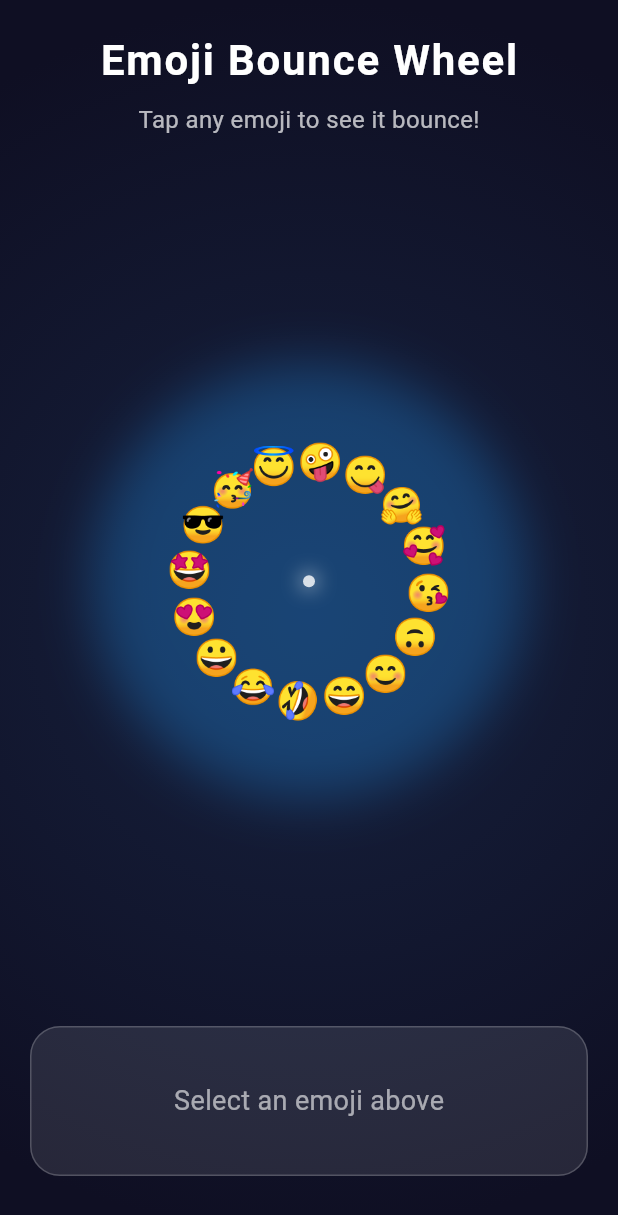
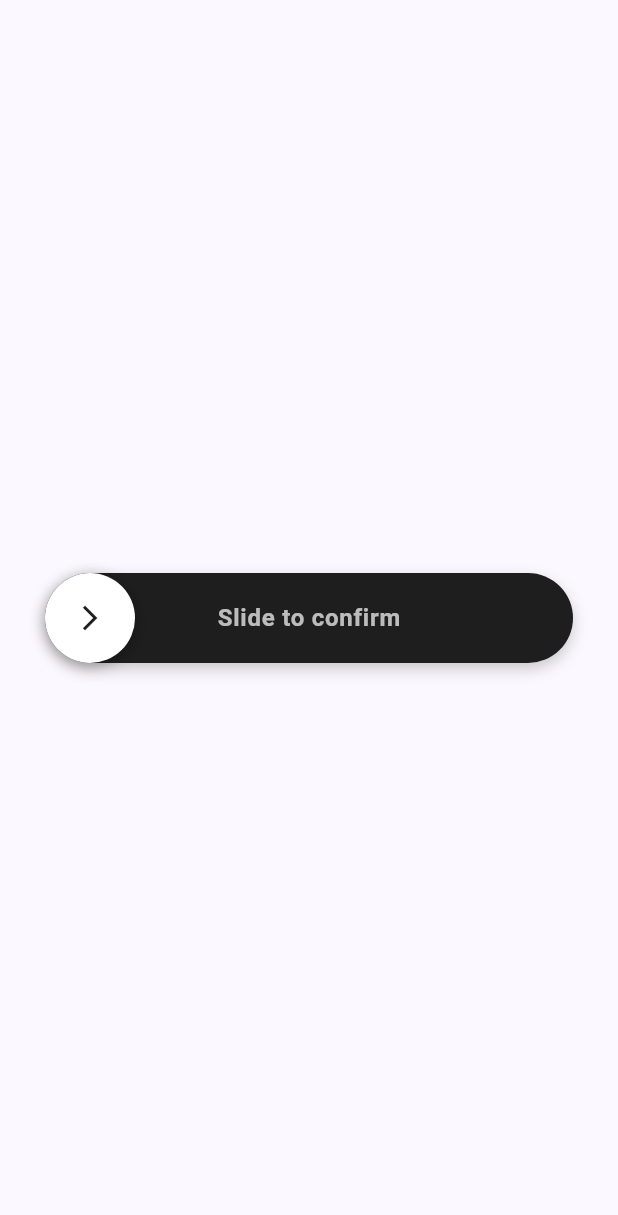
Before and after one commit to pksunny/flutter-ui-and-animations, a Flutter app: the screen it shows after launch, on a phone screen of 412 x 824 dp. Shown: the top 1215 px of the screen. Run offline on Flutter 3.47's test engine with Material 3 defaults, Android fonts, the phone set to English and light mode, and no system bars; our stand-ins replace font_awesome_flutter.

Commit message:
Slide to Confirm Action Bar Animation Added at Index #25

```diff
--- a/lib/main.dart
+++ b/lib/main.dart
@@ -13,6 +13,7 @@ import 'package:futurecore_codex/screens/21-origami-fold-ui/origami_fold_ui_scre
 import 'package:futurecore_codex/screens/22-ink-drop-navigation/ink_drop_navigation_screen.dart';
 import 'package:futurecore_codex/screens/23-wave-hand/wave_hand_screen.dart';
 import 'package:futurecore_codex/screens/24-emoji-bounce-wheel/emoji_bounce_wheel_screen.dart';
+import 'package:futurecore_codex/screens/25-slide-to-confirm-action-bar/slide_to_confirm_action_bar_screen.dart';
 import 'package:futurecore_codex/screens/3-six_nill/six_nill_screen.dart';
 import 'package:futurecore_codex/screens/4-rabbit_loading_animation/rabbit_animations_screen.dart';
 import 'package:futurecore_codex/screens/5-deadline_loading_animation%20copy/deadline_animations_screen.dart';
@@ -41,7 +42,7 @@ class MyApp extends StatelessWidget {
         ),
         useMaterial3: true,
       ),
-      home:  EmojiBounceWheelScreen()
+      home:  SlideToConfirmActionBar()
     );
   }
 }
--- /dev/null
+++ b/lib/screens/25-slide-to-confirm-action-bar/slide_to_confirm_action_bar_screen.dart
@@ -0,0 +1,476 @@
+import 'package:flutter/material.dart';
+import 'package:flutter/services.dart';
+
+class SlideToConfirmActionBar extends StatefulWidget {
+  final String text;
+  final String confirmText;
+  final VoidCallback? onConfirm;
+  final Color backgroundColor;
+  final Color thumbColor;
+  final Color textColor;
+  final Color confirmColor;
+  final double height;
+  final double borderRadius;
+  final IconData icon;
+  final Duration animationDuration;
+  final bool enabled;
+
+  const SlideToConfirmActionBar({
+    Key? key,
+    this.text = 'Slide to confirm',
+    this.confirmText = 'Confirmed!',
+    this.onConfirm,
+    this.backgroundColor = const Color(0xFF1E1E1E),
+    this.thumbColor = Colors.white,
+    this.textColor = Colors.white70,
+    this.confirmColor = const Color(0xFF4CAF50),
+    this.height = 60.0,
+    this.borderRadius = 30.0,
+    this.icon = Icons.arrow_forward_ios,
+    this.animationDuration = const Duration(milliseconds: 300),
+    this.enabled = true,
+  }) : super(key: key);
+
+  @override
+  State<SlideToConfirmActionBar> createState() => _SlideToConfirmActionBarState();
+}
+
+class _SlideToConfirmActionBarState extends State<SlideToConfirmActionBar>
+    with TickerProviderStateMixin {
+  late AnimationController _slideController;
+  late AnimationController _successController;
+  late AnimationController _pulseController;
+  late AnimationController _shimmerController;
+
+  late Animation<double> _slideAnimation;
+  late Animation<double> _successAnimation;
+  late Animation<double> _pulseAnimation;
+  late Animation<double> _shimmerAnimation;
+  late Animation<Color?> _colorAnimation;
+
+  bool _isSliding = false;
+  bool _isConfirmed = false;
+  double _dragPosition = 0.0;
+
+  @override
+  void initState() {
+    super.initState();
+
+    _slideController = AnimationController(
+      duration: widget.animationDuration,
+      vsync: this,
+    );
+
+    _successController = AnimationController(
+      duration: const Duration(milliseconds: 800),
+      vsync: this,
+    );
+
+    _pulseController = AnimationController(
+      duration: const Duration(milliseconds: 1500),
+      vsync: this,
+    );
+
+    _shimmerController = AnimationController(
+      duration: const Duration(milliseconds: 2000),
+      vsync: this,
+    );
+
+    _slideAnimation = Tween<double>(
+      begin: 0.0,
+      end: 1.0,
+    ).animate(CurvedAnimation(
+      parent: _slideController,
+      curve: Curves.easeInOut,
+    ));
+
+    _successAnimation = Tween<double>(
+      begin: 0.0,
+      end: 1.0,
+    ).animate(CurvedAnimation(
+      parent: _successController,
+      curve: Curves.elasticOut,
+    ));
+
+    _pulseAnimation = Tween<double>(
+      begin: 1.0,
+      end: 1.1,
+    ).animate(CurvedAnimation(
+      parent: _pulseController,
+      curve: Curves.easeInOut,
+    ));
+
+    _shimmerAnimation = Tween<double>(
+      begin: -1.0,
+      end: 2.0,
+    ).animate(CurvedAnimation(
+      parent: _shimmerController,
+      curve: Curves.easeInOut,
+    ));
+
+    _colorAnimation = ColorTween(
+      begin: widget.backgroundColor,
+      end: widget.confirmColor,
+    ).animate(CurvedAnimation(
+      parent: _successController,
+      curve: Curves.easeInOut,
+    ));
+
+    // Start pulse animation
+    _pulseController.repeat(reverse: true);
+    _shimmerController.repeat();
+  }
+
+  @override
+  void dispose() {
+    _slideController.dispose();
+    _successController.dispose();
+    _pulseController.dispose();
+    _shimmerController.dispose();
+    super.dispose();
+  }
+
+  void _onPanStart(DragStartDetails details) {
+    if (!widget.enabled || _isConfirmed) return;
+
+    setState(() {
+      _isSliding = true;
+    });
+
+    HapticFeedback.lightImpact();
+  }
+
+  void _onPanUpdate(DragUpdateDetails details) {
+    if (!widget.enabled || _isConfirmed) return;
+
+    final RenderBox renderBox = context.findRenderObject() as RenderBox;
+    final double maxDrag = renderBox.size.width - widget.height;
+
+    setState(() {
+      _dragPosition = (details.localPosition.dx - widget.height / 2)
+          .clamp(0.0, maxDrag);
+    });
+  }
+
+  void _onPanEnd(DragEndDetails details) {
+    if (!widget.enabled || _isConfirmed) return;
+
+    final RenderBox renderBox = context.findRenderObject() as RenderBox;
+    final double maxDrag = renderBox.size.width - widget.height;
+
+    if (_dragPosition >= maxDrag * 0.8) {
+      // Confirm action
+      _confirmAction();
+    } else {
+      // Reset position
+      _resetPosition();
+    }
+  }
+
+  void _confirmAction() async {
+    setState(() {
+      _isConfirmed = true;
+      _isSliding = false;
+    });
+
+    HapticFeedback.mediumImpact();
+
+    await _slideController.forward();
+    await _successController.forward();
+
+    widget.onConfirm?.call();
+
+    // Reset after delay
+    await Future.delayed(const Duration(milliseconds: 1500));
+    _resetToInitial();
+  }
+
+  void _resetPosition() {
+    setState(() {
+      _isSliding = false;
+      _dragPosition = 0.0;
+    });
+  }
+
+  void _resetToInitial() {
+    setState(() {
+      _isConfirmed = false;
+      _isSliding = false;
+      _dragPosition = 0.0;
+    });
+
+    _slideController.reset();
+    _successController.reset();
+  }
+
+  @override
+  Widget build(BuildContext context) {
+    return Scaffold(
+      body: Center(
+        child: Padding(
+          padding: const EdgeInsets.all(30.0),
+          child: AnimatedBuilder(
+            animation: Listenable.merge([
+              _slideAnimation,
+              _successAnimation,
+              _pulseAnimation,
+              _shimmerAnimation,
+              _colorAnimation,
+            ]),
+            builder: (context, child) {
+              final double rawProgress = _isSliding
+                  ? _dragPosition / (MediaQuery.of(context).size.width - widget.height)
+                  : _slideAnimation.value;
+              final double progress = rawProgress.clamp(0.0, 1.0);
+
+              return Transform.scale(
+                scale: _isSliding ? _pulseAnimation.value : 1.0,
+                child: Container(
+                  height: widget.height,
+                  decoration: BoxDecoration(
+                    color: _colorAnimation.value,
+                    borderRadius: BorderRadius.circular(widget.borderRadius),
+                    boxShadow: [
+                      BoxShadow(
+                        color: Colors.black.withOpacity(0.2),
+                        blurRadius: 8,
+                        offset: const Offset(0, 4),
+                      ),
+                    ],
+                  ),
+                  child: Stack(
+                    children: [
+                      // Shimmer effect
+                      if (!_isConfirmed)
+                        Positioned.fill(
+                          child: ClipRRect(
+                            borderRadius: BorderRadius.circular(widget.borderRadius),
+                            child: CustomPaint(
+                              painter: ShimmerPainter(
+                                progress: _shimmerAnimation.value,
+                                color: Colors.white.withOpacity(0.1),
+                              ),
+                            ),
+                          ),
+                        ),
+
+                      // Progress indicator
+                      Positioned.fill(
+                        child: ClipRRect(
+                          borderRadius: BorderRadius.circular(widget.borderRadius),
+                          child: LinearProgressIndicator(
+                            value: progress,
+                            backgroundColor: Colors.transparent,
+                            valueColor: AlwaysStoppedAnimation<Color>(
+                              widget.confirmColor.withOpacity(0.3),
+                            ),
+                          ),
+                        ),
+                      ),
+
+                      // Text
+                      Center(
+                        child: AnimatedOpacity(
+                          opacity: _isConfirmed ? 0.0 : 1.0,
+                          duration: const Duration(milliseconds: 200),
+                          child: Text(
+                            widget.text,
+                            style: TextStyle(
+                              color: widget.textColor,
+                              fontSize: 16,
+                              fontWeight: FontWeight.w600,
+                              letterSpacing: 0.5,
+                            ),
+                          ),
+                        ),
+                      ),
+
+                      // Success text
+                      if (_isConfirmed)
+                        Center(
+                          child: AnimatedOpacity(
+                            opacity: _successAnimation.value.clamp(0.0, 1.0),
+                            duration: const Duration(milliseconds: 200),
+                            child: Row(
+                              mainAxisAlignment: MainAxisAlignment.center,
+                              children: [
+                                Icon(
+                                  Icons.check_circle,
+                                  color: Colors.white,
+                                  size: 24,
+                                ),
+                                const SizedBox(width: 8),
+                                Text(
+                                  widget.confirmText,
+                                  style: const TextStyle(
+                                    color: Colors.white,
+                                    fontSize: 16,
+                                    fontWeight: FontWeight.w600,
+                                    letterSpacing: 0.5,
+                                  ),
+                                ),
+                              ],
+                            ),
+                          ),
+                        ),
+
+                      // Draggable thumb
+                      Positioned(
+                        left: _isConfirmed
+                            ? (MediaQuery.of(context).size.width - widget.height) * _slideAnimation.value
+                            : _dragPosition,
+                        top: 0,
+                        child: GestureDetector(
+                          onPanStart: _onPanStart,
+                          onPanUpdate: _onPanUpdate,
+                          onPanEnd: _onPanEnd,
+                          child: Container(
+                            height: widget.height,
+                            width: widget.height,
+                            decoration: BoxDecoration(
+                              color: _isConfirmed ? widget.confirmColor : widget.thumbColor,
+                              borderRadius: BorderRadius.circular(widget.borderRadius),
+                              boxShadow: [
+                                BoxShadow(
+                                  color: Colors.black.withOpacity(0.3),
+                                  blurRadius: 8,
+                                  offset: const Offset(0, 2),
+                                ),
+                              ],
+                            ),
+                            child: Center(
+                              child: AnimatedSwitcher(
+                                duration: const Duration(milliseconds: 200),
+                                child: _isConfirmed
+                                    ? Transform.scale(
+                                        scale: _successAnimation.value,
+                                        child: const Icon(
+                                          Icons.check,
+                                          color: Colors.white,
+                                          size: 24,
+                                          key: ValueKey('check'),
+                                        ),
+                                      )
+                                    : Icon(
+                                        widget.icon,
+                                        color: widget.backgroundColor,
+                                        size: 20,
+                                        key: const ValueKey('arrow'),
+                                      ),
+                              ),
+                            ),
+                          ),
+                        ),
+                      ),
+                    ],
+                  ),
+                ),
+              );
+            },
+          ),
+        ),
+      ),
+    );
+  }
+}
+
+class ShimmerPainter extends CustomPainter {
+  final double progress;
+  final Color color;
+
+  ShimmerPainter({required this.progress, required this.color});
+
+  @override
+  void paint(Canvas canvas, Size size) {
+    final paint = Paint()
+      ..shader = LinearGradient(
+        colors: [
+          Colors.transparent,
+          color,
+          Colors.transparent,
+        ],
+        stops: const [0.0, 0.5, 1.0],
+        begin: Alignment.centerLeft,
+        end: Alignment.centerRight,
+      ).createShader(Rect.fromLTWH(
+        size.width * progress - size.width * 0.5,
+        0,
+        size.width,
+        size.height,
+      ));
+
+    canvas.drawRect(
+      Rect.fromLTWH(0, 0, size.width, size.height),
+      paint,
+    );
+  }
+
+  @override
+  bool shouldRepaint(covariant CustomPainter oldDelegate) => true;
+}
+
+// Example usage
+class SlideToConfirmDemo extends StatelessWidget {
+  @override
+  Widget build(BuildContext context) {
+    return Scaffold(
+      backgroundColor: const Color(0xFF0A0A0A),
+      body: SafeArea(
+        child: Padding(
+          padding: const EdgeInsets.all(24.0),
+          child: Column(
+            mainAxisAlignment: MainAxisAlignment.center,
+            children: [
+              const Text(
+                'Slide to Confirm Examples',
+                style: TextStyle(
+                  color: Colors.white,
+                  fontSize: 24,
+                  fontWeight: FontWeight.bold,
+                ),
+                textAlign: TextAlign.center,
+              ),
+              const SizedBox(height: 48),
+
+              // Default style
+              SlideToConfirmActionBar(
+                text: 'Slide to unlock',
+                onConfirm: () => print('Unlocked!'),
+              ),
+
+              const SizedBox(height: 24),
+
+              // Custom style
+              SlideToConfirmActionBar(
+                text: 'Slide to delete',
+                confirmText: 'Deleted!',
+                backgroundColor: const Color(0xFF2A2A2A),
+                thumbColor: const Color(0xFFFF4444),
+                confirmColor: const Color(0xFFFF4444),
+                textColor: Colors.white,
+                icon: Icons.delete,
+                onConfirm: () => print('Deleted!'),
+              ),
+
+              const SizedBox(height: 24),
+
+              // Another custom style
+              SlideToConfirmActionBar(
+                text: 'Slide to pay',
+                confirmText: 'Payment sent!',
+                backgroundColor: const Color(0xFF1A1A2E),
+                thumbColor: const Color(0xFF00D4FF),
+                confirmColor: const Color(0xFF00D4FF),
+                textColor: const Color(0xFF00D4FF),
+                icon: Icons.payment,
+                height: 56,
+                borderRadius: 28,
+                onConfirm: () => print('Payment sent!'),
+              ),
+            ],
+          ),
+        ),
+      ),
+    );
+  }
+}
```
Also changed, not shown: lib/screens/1. subscription/3-six_nill/six_nill_screen.dart (added), 1 other file.
